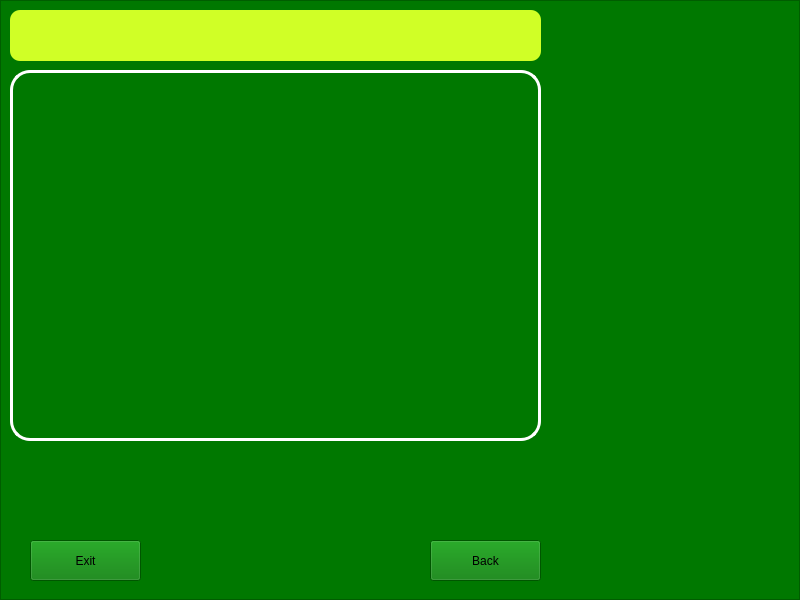
Qt form UI/SingleObjectData.ui (Bilal-Basharat/Real-Estate-Management-Python-PyQt-) before a commit.
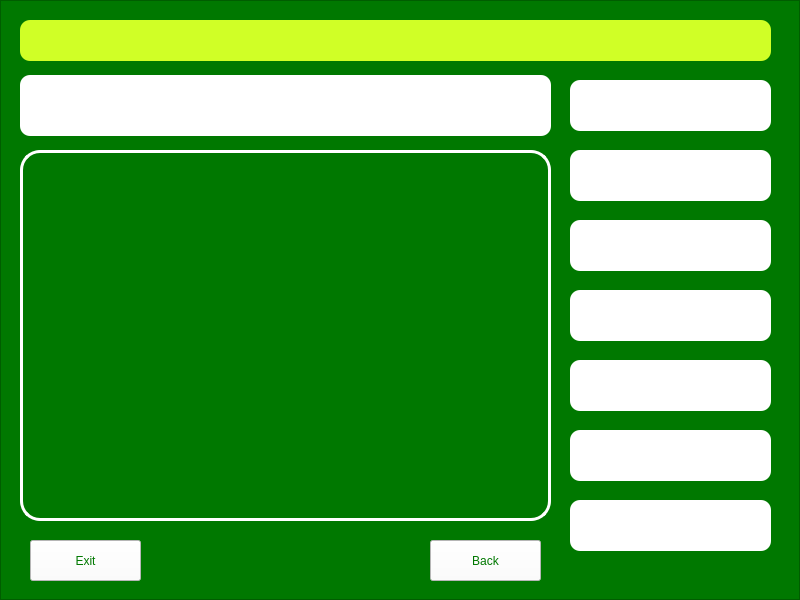
The same form after that commit. Icons and pictures are not drawn.

```diff
--- a/UI/SingleObjectData.ui
+++ b/UI/SingleObjectData.ui
@@ -34,8 +34,8 @@
    <widget class="QLabel" name="label">
     <property name="geometry">
      <rect>
-      <x>10</x>
-      <y>70</y>
+      <x>20</x>
+      <y>150</y>
       <width>531</width>
       <height>371</height>
      </rect>
@@ -57,15 +57,17 @@
    <widget class="QLabel" name="label_2">
     <property name="geometry">
      <rect>
-      <x>10</x>
-      <y>10</y>
-      <width>531</width>
-      <height>51</height>
+      <x>20</x>
+      <y>20</y>
+      <width>751</width>
+      <height>41</height>
      </rect>
     </property>
     <property name="styleSheet">
      <string notr="true">background-color: rgb(208, 255, 38);
-border-radius: 10px;</string>
+border-radius: 10px;
+color:rgb(0,120,0);
+font: bold 14pt &quot;Roboto&quot;;</string>
     </property>
     <property name="text">
      <string/>
@@ -80,6 +82,11 @@
       <height>41</height>
      </rect>
     </property>
+    <property name="styleSheet">
+     <string notr="true">background-color: rgb(255, 255, 255);
+color:rgb(0,120,0);
+font: 12pt &quot;Roboto&quot;;</string>
+    </property>
     <property name="text">
      <string>Exit</string>
     </property>
@@ -93,10 +100,167 @@
       <height>41</height>
      </rect>
     </property>
+    <property name="styleSheet">
+     <string notr="true">background-color: rgb(255, 255, 255);
+color:rgb(0,120,0);
+font: 12pt &quot;Roboto&quot;;</string>
+    </property>
     <property name="text">
      <string>Back</string>
     </property>
    </widget>
+   <widget class="QLabel" name="lblType">
+    <property name="geometry">
+     <rect>
+      <x>570</x>
+      <y>80</y>
+      <width>201</width>
+      <height>51</height>
+     </rect>
+    </property>
+    <property name="styleSheet">
+     <string notr="true">background-color:white;
+border-radius: 10px;
+color:rgb(0,120,0);
+font: bold 14pt &quot;Roboto&quot;;</string>
+    </property>
+    <property name="text">
+     <string/>
+    </property>
+   </widget>
+   <widget class="QLabel" name="lblName">
+    <property name="geometry">
+     <rect>
+      <x>20</x>
+      <y>75</y>
+      <width>531</width>
+      <height>61</height>
+     </rect>
+    </property>
+    <property name="styleSheet">
+     <string notr="true">background-color:white;
+border-radius: 10px;
+color:rgb(0,120,0);
+font: bold 14pt &quot;Roboto&quot;;</string>
+    </property>
+    <property name="text">
+     <string/>
+    </property>
+   </widget>
+   <widget class="QLabel" name="lblArea">
+    <property name="geometry">
+     <rect>
+      <x>570</x>
+      <y>150</y>
+      <width>201</width>
+      <height>51</height>
+     </rect>
+    </property>
+    <property name="styleSheet">
+     <string notr="true">background-color:white;
+border-radius: 10px;
+color:rgb(0,120,0);
+font: bold 14pt &quot;Roboto&quot;;</string>
+    </property>
+    <property name="text">
+     <string/>
+    </property>
+   </widget>
+   <widget class="QLabel" name="lblPurpose">
+    <property name="geometry">
+     <rect>
+      <x>570</x>
+      <y>220</y>
+      <width>201</width>
+      <height>51</height>
+     </rect>
+    </property>
+    <property name="styleSheet">
+     <string notr="true">background-color:white;
+border-radius: 10px;
+color:rgb(0,120,0);
+font: bold 14pt &quot;Roboto&quot;;</string>
+    </property>
+    <property name="text">
+     <string/>
+    </property>
+   </widget>
+   <widget class="QLabel" name="lblLocation">
+    <property name="geometry">
+     <rect>
+      <x>570</x>
+      <y>290</y>
+      <width>201</width>
+      <height>51</height>
+     </rect>
+    </property>
+    <property name="styleSheet">
+     <string notr="true">background-color:white;
+border-radius: 10px;
+color:rgb(0,120,0);
+font: bold 14pt &quot;Roboto&quot;;</string>
+    </property>
+    <property name="text">
+     <string/>
+    </property>
+   </widget>
+   <widget class="QLabel" name="lblCity">
+    <property name="geometry">
+     <rect>
+      <x>570</x>
+      <y>360</y>
+      <width>201</width>
+      <height>51</height>
+     </rect>
+    </property>
+    <property name="styleSheet">
+     <string notr="true">background-color:white;
+border-radius: 10px;
+color:rgb(0,120,0);
+font: bold 14pt &quot;Roboto&quot;;</string>
+    </property>
+    <property name="text">
+     <string/>
+    </property>
+   </widget>
+   <widget class="QLabel" name="lblContact">
+    <property name="geometry">
+     <rect>
+      <x>570</x>
+      <y>500</y>
+      <width>201</width>
+      <height>51</height>
+     </rect>
+    </property>
+    <property name="styleSheet">
+     <string notr="true">background-color:white;
+border-radius: 10px;
+color:rgb(0,120,0);
+font: bold 14pt &quot;Roboto&quot;;</string>
+    </property>
+    <property name="text">
+     <string/>
+    </property>
+   </widget>
+   <widget class="QLabel" name="lblPrice">
+    <property name="geometry">
+     <rect>
+      <x>570</x>
+      <y>430</y>
+      <width>201</width>
+      <height>51</height>
+     </rect>
+    </property>
+    <property name="styleSheet">
+     <string notr="true">background-color:white;
+border-radius: 10px;
+color:rgb(0,120,0);
+font: bold 14pt &quot;Roboto&quot;;</string>
+    </property>
+    <property name="text">
+     <string/>
+    </property>
+   </widget>
   </widget>
  </widget>
  <resources/>
```
Left out of the diff: 6 changed lines with no effect on the pictures.
